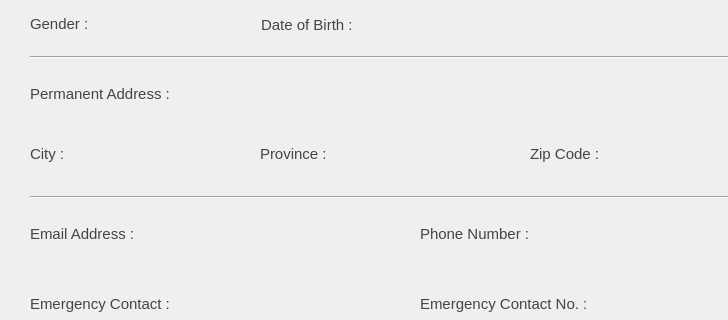
Before: the Qt Designer form Gui/Administrator/ViewPilot/ViewPilotAlt.ui in whitePenumbra/SARdrone, drawn with Qt 5; both pictures show x 0 to 728 and y 173 to 493 of the 1071 by 739 pixel window.
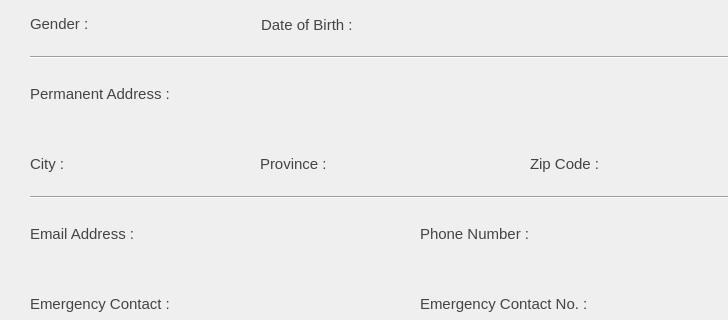
After: the same form once the commit is applied. Icons and pictures are not drawn.

Commit message: extended address label

```diff
--- a/Gui/Administrator/ViewPilot/ViewPilotAlt.ui
+++ b/Gui/Administrator/ViewPilot/ViewPilotAlt.ui
@@ -469,7 +469,7 @@
     <property name="geometry">
      <rect>
       <x>30</x>
-      <y>310</y>
+      <y>320</y>
       <width>201</width>
       <height>33</height>
      </rect>
@@ -522,7 +522,7 @@
     <property name="geometry">
      <rect>
       <x>260</x>
-      <y>310</y>
+      <y>320</y>
       <width>241</width>
       <height>33</height>
      </rect>
@@ -575,7 +575,7 @@
     <property name="geometry">
      <rect>
       <x>530</x>
-      <y>310</y>
+      <y>320</y>
       <width>181</width>
       <height>33</height>
      </rect>
```
Left out of the diff: 31 changed lines with no effect on the pictures. The commit also changes 1 other file.
